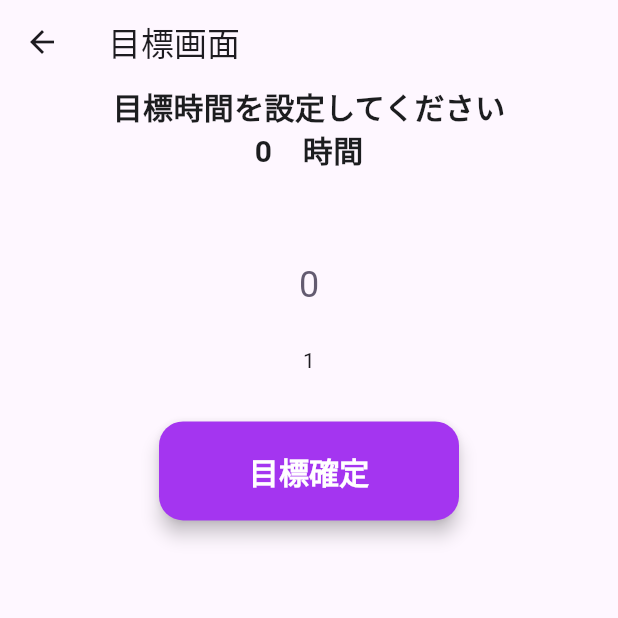
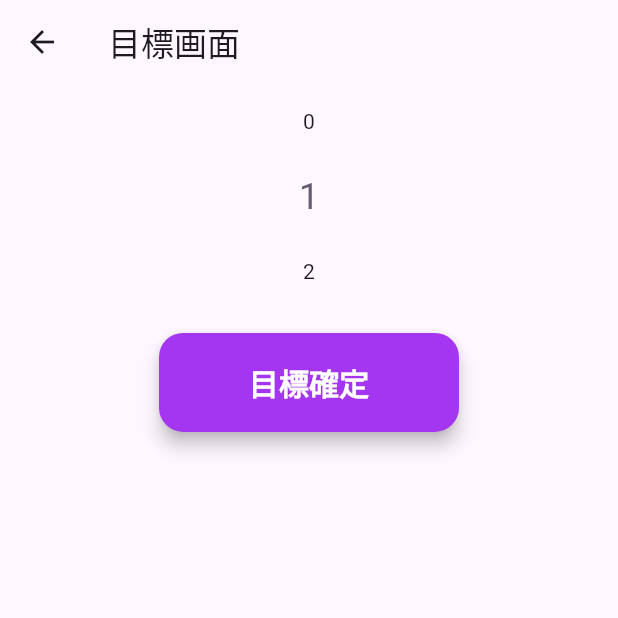
Before and after one commit to watackeech/reskill-x, a Flutter app: the GoalScreen screen opened directly, on a phone screen of 412 x 824 dp, the top half of it. Run offline on Flutter 3.47's test engine with Material 2 defaults, Android fonts, the phone set to English and light mode, and no system bars; drawn by our look-alikes of numberpicker; our stand-ins replace cloud_firestore, convex_bottom_bar, firebase_auth, firebase_core, firebase_storage, image_picker and 2 more; accounts and stored records are empty.

Commit message:
週間目標の投稿機能を追加

```diff
--- a/lib/component/number_scroll.dart
+++ b/lib/component/number_scroll.dart
@@ -8,11 +8,13 @@ import 'main_button.dart';
 class NumberScroll extends StatefulWidget {
   const NumberScroll({super.key,
   required this.upperText,
-  required this.buttonText
+  required this.buttonText,
+    required this.onPressed
   });
 
   final String upperText;
   final String buttonText;
+  final Function(int) onPressed;
 
   @override
   State<NumberScroll> createState() => _NumberScrollState();
@@ -58,6 +60,7 @@ class _NumberScrollState extends State<NumberScroll> {
           // ボタンが押されたときに選択された数字を取得する
             int selectedNumber = _currentValue;
             print('選択された数字: $selectedNumber');
+
           },
         ),
       ],
--- a/lib/model/account.dart
+++ b/lib/model/account.dart
@@ -7,6 +7,7 @@ class Account{
   String userId;
   Timestamp? createdTime;
   Timestamp? updatedTime;
+  int exp;
 
-  Account({required this.id, required this.name, required this.userId, this.imagePath = '', this.createdTime, this.updatedTime});
+  Account({required this.id, required this.name, required this.userId, this.imagePath = '', this.createdTime, this.updatedTime, required this.exp});
 }
--- /dev/null
+++ b/lib/model/weekly_plan.dart
@@ -0,0 +1,11 @@
+import 'package:cloud_firestore/cloud_firestore.dart';
+
+class WeeklyPlan {
+  String id;
+  String accountId;
+  int hour;
+  int currentHour;
+  Timestamp? createdTime;
+
+  WeeklyPlan({this.id = '', required this.accountId, required this.hour, this.currentHour = 0, this.createdTime});
+}
--- a/lib/utils/authentication.dart
+++ b/lib/utils/authentication.dart
@@ -29,5 +29,4 @@ class Authentication {
       return false;
     }
   }
-
 }
--- a/lib/utils/firestore/study_record_firestore.dart
+++ /dev/null
@@ -1,3 +0,0 @@
-class StudyRecordFirestore{
-
-}
--- a/lib/view/goal_screans/goal_screen.dart
+++ b/lib/view/goal_screans/goal_screen.dart
@@ -1,8 +1,27 @@
 import 'package:flutter/material.dart';
+import 'package:numberpicker/numberpicker.dart';
+import 'package:reskill_x/component/main_button.dart';
 import 'package:reskill_x/component/number_scroll.dart';
+import 'package:reskill_x/constant/colors.dart';
+import 'package:reskill_x/model/weekly_plan.dart';
+import 'package:reskill_x/view/screen_control.dart';
 
-class GoalScreen extends StatelessWidget {
+import '../../model/account.dart';
+import '../../utils/authentication.dart';
+import '../../utils/firestore/weekly_plan_firestore.dart';
+
+class GoalScreen extends StatefulWidget {
   const GoalScreen({super.key});
+
+  @override
+  State<GoalScreen> createState() => _GoalScreenState();
+}
+
+class _GoalScreenState extends State<GoalScreen> {
+  Account myAccount = Authentication.myAccount!;
+  int _selectedHour = 1;
+  // WeeklyPlan _weeklyPlan = WeeklyPlan(accountId: 'tanaka@gmail.com', hour: 1, );
+
 
   @override
   Widget build(BuildContext context) {
@@ -12,9 +31,44 @@ class GoalScreen extends StatelessWidget {
       ),
       body: Center(
         child:
-          NumberScroll(
-              upperText: '目標時間を設定してください',
-              buttonText: '目標確定'
+          Column(
+            children: [
+              // NumberScroll(
+              //     upperText: '目標時間を設定してください',
+              //     buttonText: '目標確定',
+              //     onPressed: (int selectedHour) async {
+              //       print('Firebase処理に入ります。');
+              //       WeeklyPlan newWeeklyPlan = WeeklyPlan(
+              //           accountId: myAccount.userId,
+              //           hour: selectedHour
+              //       );
+              //       var result = await WeeklyPlanFirestore.addWeeklyPlan(newWeeklyPlan);
+              //       if(result == true) {
+              //         Navigator.push(context, MaterialPageRoute(builder: (context) => ScreenControl()));
+              //       }
+              //     },
+              // ),
+              NumberPicker(
+                //数字選択するやつ
+                value: _selectedHour,
+                minValue: 0,
+                maxValue: 100,
+                onChanged: (value) => setState(() => _selectedHour = value),
+              ),
+              MainButton(buttonColor: kPrime, buttonTitle: '目標確定',
+                  onTapped: () async {
+                    print('Firebase処理に入ります。');
+                    WeeklyPlan newWeeklyPlan = WeeklyPlan(
+                        accountId: myAccount.id,
+                        hour: _selectedHour
+                    );
+                    var result = await WeeklyPlanFirestore.addWeeklyPlan(newWeeklyPlan);
+                    if(result == true) {
+                      Navigator.push(context, MaterialPageRoute(builder: (context) => ScreenControl()));
+                    }
+                  }
+              )
+            ],
           ),
       ),
     );
--- a/lib/view/login_signin_screens/signup_screen.dart
+++ b/lib/view/login_signin_screens/signup_screen.dart
@@ -39,6 +39,7 @@ class _SignupScreenState extends State<SignupScreen> {
   }
 
   Future<String> uploadImage(String uid) async{
+    print('$uid これがuid');
     final FirebaseStorage storageInstance = FirebaseStorage.instance;
     final Reference ref = storageInstance.ref();
     //ファイルのアップロード
@@ -110,6 +111,7 @@ class _SignupScreenState extends State<SignupScreen> {
                         name: userNameController.text,
                         userId: emailController.text,
                         imagePath: imagePath,
+                        exp: 0 //新規登録したときの初期値は0
                       );
                       var _result = await UserFirestore.setUser(newAccount);
                       if(_result is Account){
```
Also changed, not shown: lib/utils/firestore/user_firestore.dart (+15 -13 lines), lib/utils/firestore/weekly_plan_firestore.dart (added, +29 -0 lines), lib/utils/firestore/weekly_plan.dart (added).
